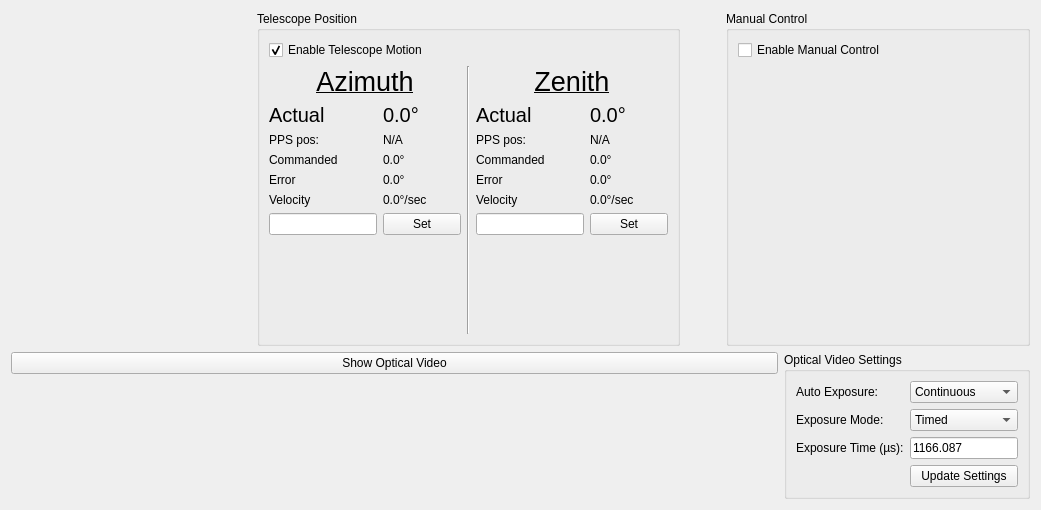
Tyronitar/rfsoc-interface, file ui_resources/telescope_control.ui: the form before one commit.
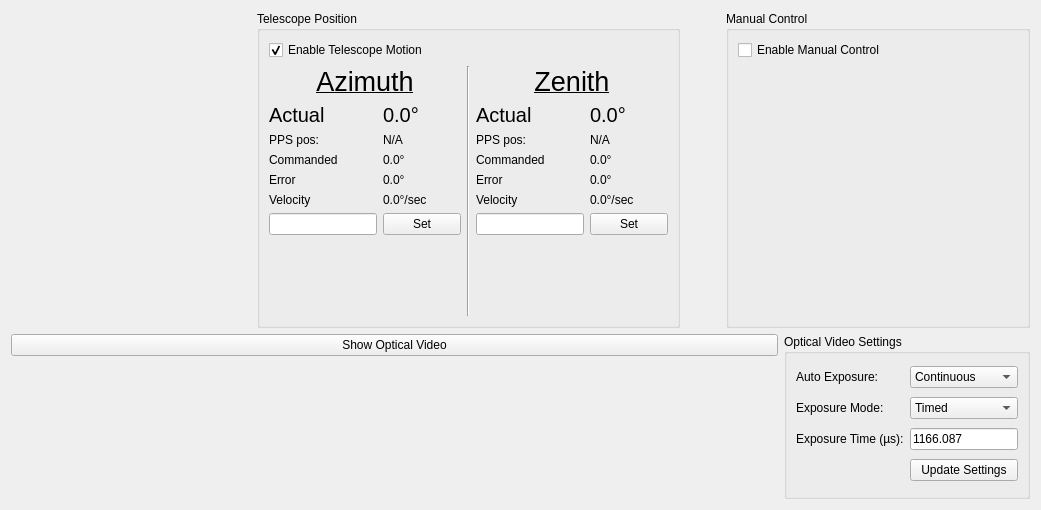
The form after the commit. Icons and pictures are not drawn. Custom widgets are drawn as their Qt base class.

Commit message: Fix Optical Image Size Scaling

The edit to the form file:
```diff
--- a/ui_resources/telescope_control.ui
+++ b/ui_resources/telescope_control.ui
@@ -30,6 +30,96 @@
      </property>
     </widget>
    </item>
+   <item row="1" column="1" rowspan="3">
+    <widget class="QGroupBox" name="camera_settings_groupBox">
+     <property name="sizePolicy">
+      <sizepolicy hsizetype="Preferred" vsizetype="MinimumExpanding">
+       <horstretch>0</horstretch>
+       <verstretch>0</verstretch>
+      </sizepolicy>
+     </property>
+     <property name="title">
+      <string>Optical Video Settings</string>
+     </property>
+     <layout class="QGridLayout" name="gridLayout_4">
+      <item row="2" column="0">
+       <widget class="QLabel" name="exposure_mode_label">
+        <property name="text">
+         <string>Exposure Mode:</string>
+        </property>
+       </widget>
+      </item>
+      <item row="4" column="1">
+       <widget class="QPushButton" name="update_camera_settings_pushButton">
+        <property name="text">
+         <string>Update Settings</string>
+        </property>
+       </widget>
+      </item>
+      <item row="2" column="1">
+       <widget class="QComboBox" name="exposure_mode_comboBox">
+        <property name="sizePolicy">
+         <sizepolicy hsizetype="Minimum" vsizetype="Fixed">
+          <horstretch>0</horstretch>
+          <verstretch>0</verstretch>
+         </sizepolicy>
+        </property>
+        <item>
+         <property name="text">
+          <string>Timed</string>
+         </property>
+        </item>
+       </widget>
+      </item>
+      <item row="0" column="1">
+       <widget class="QComboBox" name="auto_exposure_comboBox">
+        <item>
+         <property name="text">
+          <string>Continuous</string>
+         </property>
+        </item>
+        <item>
+         <property name="text">
+          <string>Once</string>
+         </property>
+        </item>
+        <item>
+         <property name="text">
+          <string>Off</string>
+         </property>
+        </item>
+       </widget>
+      </item>
+      <item row="3" column="1">
+       <widget class="QLineEdit" name="exposure_time_lineEdit">
+        <property name="sizePolicy">
+         <sizepolicy hsizetype="Minimum" vsizetype="Fixed">
+          <horstretch>0</horstretch>
+          <verstretch>0</verstretch>
+         </sizepolicy>
+        </property>
+        <property name="text">
+         <string>1166.087</string>
+        </property>
+       </widget>
+      </item>
+      <item row="3" column="0">
+       <widget class="QLabel" name="exposure_time_label">
+        <property name="text">
+         <string>Exposure Time (µs):</string>
+        </property>
+       </widget>
+      </item>
+      <item row="0" column="0">
+       <widget class="QLabel" name="label">
+        <property name="text">
+         <string>Auto Exposure:</string>
+        </property>
+       </widget>
+      </item>
+     </layout>
+    </widget>
+   </item>
    <item row="0" column="0" colspan="2">
     <layout class="QGridLayout" name="gridLayout">
      <item row="0" column="4">
@@ -55,6 +145,9 @@
          <property name="orientation">
           <enum>Qt::Orientation::Vertical</enum>
          </property>
+         <property name="sizeType">
+          <enum>QSizePolicy::Policy::Preferred</enum>
+         </property>
          <property name="sizeHint" stdset="0">
           <size>
            <width>20</width>
@@ -118,6 +211,9 @@
          <property name="orientation">
           <enum>Qt::Orientation::Vertical</enum>
          </property>
+         <property name="sizeType">
+          <enum>QSizePolicy::Policy::Preferred</enum>
+         </property>
          <property name="sizeHint" stdset="0">
           <size>
            <width>20</width>
@@ -130,6 +226,12 @@
      </item>
      <item row="0" column="5">
       <widget class="QGroupBox" name="control_groupBox">
+       <property name="sizePolicy">
+        <sizepolicy hsizetype="Preferred" vsizetype="Minimum">
+         <horstretch>0</horstretch>
+         <verstretch>0</verstretch>
+        </sizepolicy>
+       </property>
        <property name="title">
         <string>Manual Control</string>
        </property>
@@ -161,6 +263,12 @@
       <layout class="QVBoxLayout" name="verticalLayout">
        <item>
         <widget class="QGroupBox" name="position_groupBox">
+         <property name="sizePolicy">
+          <sizepolicy hsizetype="Preferred" vsizetype="Minimum">
+           <horstretch>0</horstretch>
+           <verstretch>0</verstretch>
+          </sizepolicy>
+         </property>
          <property name="title">
           <string>Telescope Position</string>
          </property>
@@ -431,95 +539,26 @@
      </item>
     </layout>
    </item>
-   <item row="2" column="0">
-    <widget class="QLabel" name="optical_label">
+   <item row="2" column="0" rowspan="2">
+    <widget class="ImageLabel" name="optical_label">
+     <property name="sizePolicy">
+      <sizepolicy hsizetype="Ignored" vsizetype="Ignored">
+       <horstretch>0</horstretch>
+       <verstretch>0</verstretch>
+      </sizepolicy>
+     </property>
+     <property name="minimumSize">
+      <size>
+       <width>0</width>
+       <height>0</height>
+      </size>
+     </property>
      <property name="text">
       <string/>
      </property>
-    </widget>
-   </item>
-   <item row="1" column="1" rowspan="2">
-    <widget class="QGroupBox" name="camera_settings_groupBox">
-     <property name="title">
-      <string>Optical Video Settings</string>
+     <property name="alignment">
+      <set>Qt::AlignmentFlag::AlignCenter</set>
      </property>
-     <layout class="QGridLayout" name="gridLayout_4">
-      <item row="2" column="0">
-       <widget class="QLabel" name="exposure_mode_label">
-        <property name="text">
-         <string>Exposure Mode:</string>
-        </property>
-       </widget>
-      </item>
-      <item row="4" column="1">
-       <widget class="QPushButton" name="update_camera_settings_pushButton">
-        <property name="text">
-         <string>Update Settings</string>
-        </property>
-       </widget>
-      </item>
-      <item row="2" column="1">
-       <widget class="QComboBox" name="exposure_mode_comboBox">
-        <property name="sizePolicy">
-         <sizepolicy hsizetype="Minimum" vsizetype="Fixed">
-          <horstretch>0</horstretch>
-          <verstretch>0</verstretch>
-         </sizepolicy>
-        </property>
-        <item>
-         <property name="text">
-          <string>Timed</string>
-         </property>
-        </item>
-       </widget>
-      </item>
-      <item row="0" column="1">
-       <widget class="QComboBox" name="auto_exposure_comboBox">
-        <item>
-         <property name="text">
-          <string>Continuous</string>
-         </property>
-        </item>
-        <item>
-         <property name="text">
-          <string>Once</string>
-         </property>
-        </item>
-        <item>
-         <property name="text">
-          <string>Off</string>
-         </property>
-        </item>
-       </widget>
-      </item>
-      <item row="3" column="1">
-       <widget class="QLineEdit" name="exposure_time_lineEdit">
-        <property name="sizePolicy">
-         <sizepolicy hsizetype="Minimum" vsizetype="Fixed">
-          <horstretch>0</horstretch>
-          <verstretch>0</verstretch>
-         </sizepolicy>
-        </property>
-        <property name="text">
-         <string>1166.087</string>
-        </property>
-       </widget>
-      </item>
-      <item row="3" column="0">
-       <widget class="QLabel" name="exposure_time_label">
-        <property name="text">
-         <string>Exposure Time (µs):</string>
-        </property>
-       </widget>
-      </item>
-      <item row="0" column="0">
-       <widget class="QLabel" name="label">
-        <property name="text">
-         <string>Auto Exposure:</string>
-        </property>
-       </widget>
-      </item>
-     </layout>
     </widget>
    </item>
   </layout>
@@ -531,6 +570,11 @@
    <header>rfsocinterface.gui.widgets.controller</header>
    <container>1</container>
   </customwidget>
+  <customwidget>
+   <class>ImageLabel</class>
+   <extends>QLabel</extends>
+   <header>rfsocinterface.gui.widgets.image_label</header>
+  </customwidget>
  </customwidgets>
  <resources>
   <include location="icons.qrc"/>
```
The commit also changes 4 other files.
